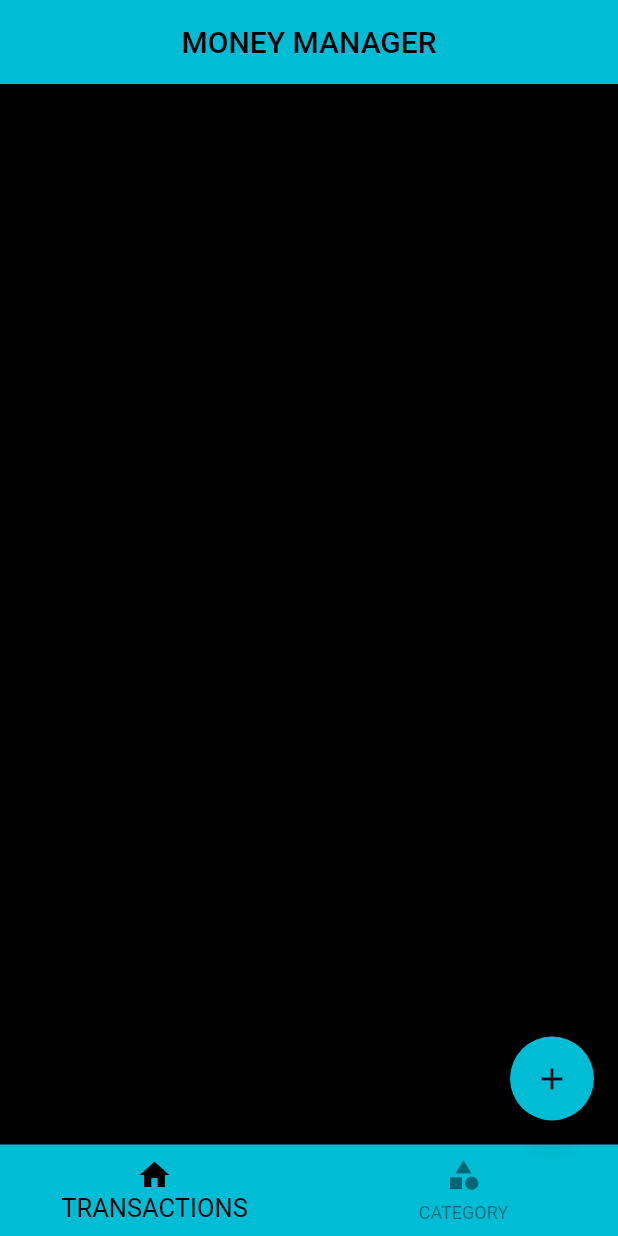
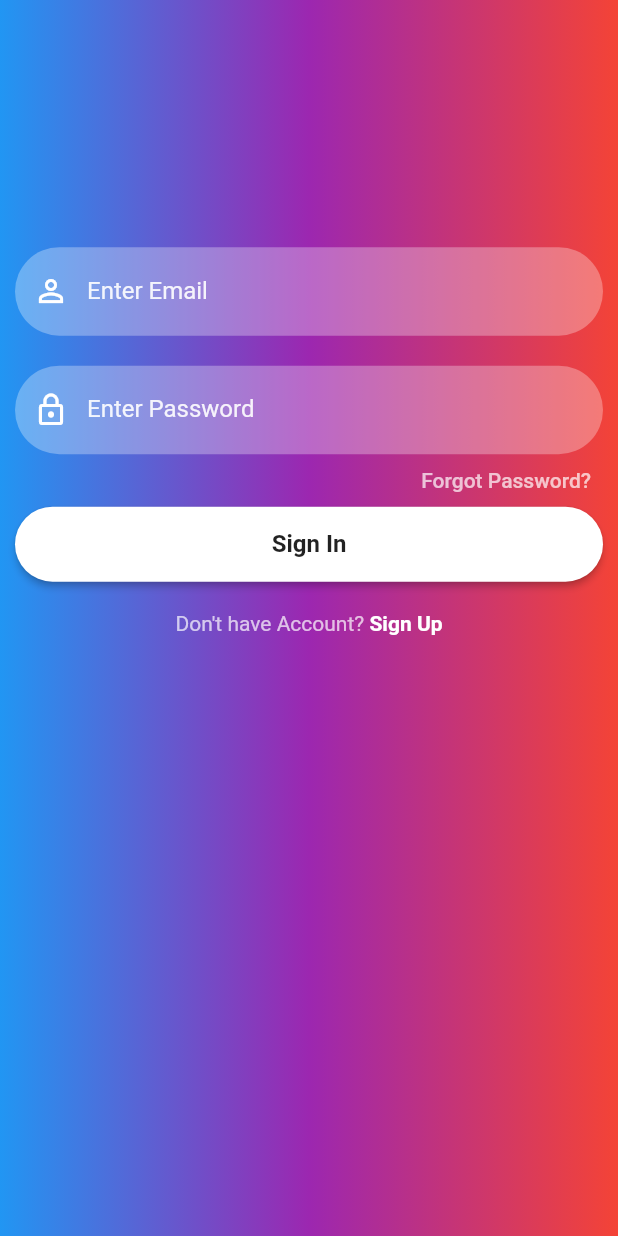
Before and after one commit to anas877860/moneyManagerApp, a Flutter app: the screen it shows after launch, on a phone screen of 412 x 824 dp. Run offline on Flutter 3.47's test engine with Material 2 defaults, Android fonts, the phone set to English and light mode, and no system bars; our stand-ins replace firebase_auth, firebase_core, flutter_slidable, hive_flutter, new_gradient_app_bar; accounts and stored records are empty.

Commit message:
git commit firebase signin error

```diff
--- a/lib/main.dart
+++ b/lib/main.dart
@@ -1,13 +1,16 @@
+import 'package:firebase_core/firebase_core.dart';
 import 'package:flutter/material.dart';
 import 'package:hive_flutter/adapters.dart';
 import 'package:money_manager_flutter/models/category/category_model.dart';
 import 'package:money_manager_flutter/models/transaction/transaction_model.dart';
 import 'package:money_manager_flutter/screens/add_transaction/screen_add_transaction.dart';
 
-import 'package:money_manager_flutter/screens/home/screen_home.dart';
+
+import 'package:money_manager_flutter/screens/splash_screen/splash_screen.dart';
 
 Future<void> main() async {
   WidgetsFlutterBinding.ensureInitialized();
+  await Firebase.initializeApp();
   await Hive.initFlutter();
   if (!Hive.isAdapterRegistered(CategoryTypeAdapter().typeId)) {
     Hive.registerAdapter(CategoryTypeAdapter());
@@ -35,9 +38,9 @@ class MyApp extends StatelessWidget {
       theme: ThemeData(
        scaffoldBackgroundColor: Colors.black,
 
-        primarySwatch: Colors.cyan,
+        primarySwatch:Colors.cyan,
       ),
-      home: const ScreenHome(),
+      home: const SplashScreen(),
       routes: {
         ScreenAddTransaction.routName: (context) =>
             const ScreenAddTransaction(),
--- /dev/null
+++ b/lib/reusable_widget/reusable_widgets.dart
@@ -0,0 +1,102 @@
+import 'package:flutter/material.dart';
+import 'package:money_manager_flutter/screens/reset_password_screen/reset_password_screen.dart';
+import 'package:money_manager_flutter/screens/sign_up_screen/sign_up_screen.dart';
+
+TextFormField reusableTextField(String text, IconData icon, bool isPasswordType,
+    TextEditingController controller) {
+  return TextFormField(
+      obscureText: isPasswordType,
+      enableSuggestions: !isPasswordType,
+      autocorrect: !isPasswordType,
+      cursorColor: Colors.white,
+      style: TextStyle(color: Colors.white.withOpacity(0.9)),
+      controller: controller,
+      decoration: InputDecoration(
+        prefixIcon: Icon(
+          icon,
+          color: Colors.white,
+        ),
+        labelText: text,
+        labelStyle: TextStyle(color: Colors.white.withOpacity(0.9)),
+        filled: true,
+        floatingLabelBehavior: FloatingLabelBehavior.never,
+        fillColor: Colors.white.withOpacity(0.3),
+        border: OutlineInputBorder(
+          borderRadius: BorderRadius.circular(30),
+          borderSide: const BorderSide(width: 0, style: BorderStyle.none),
+        ),
+      ),
+      keyboardType: isPasswordType
+          ? TextInputType.visiblePassword
+          : TextInputType.emailAddress);
+}
+
+Container forgetPassword(BuildContext context) {
+  return Container(
+    width: MediaQuery.of(context).size.width,
+    height: 35,
+    alignment: Alignment.bottomRight,
+    child: TextButton(
+        onPressed: () {
+          Navigator.of(context).push(
+              MaterialPageRoute(builder: (context) =>  ResetPassword()));
+        },
+        child: const Text(
+          "Forgot Password?",
+          style: TextStyle(color: Colors.white70),
+        )),
+  );
+}
+
+Container firebaseButton(BuildContext context, String title, Function onTap) {
+  return Container(
+    width: MediaQuery.of(context).size.width,
+    height: 50,
+    decoration: BoxDecoration(borderRadius: BorderRadius.circular(90)),
+    child: ElevatedButton(
+
+      onPressed: () {
+        onTap();
+      },
+      style: ButtonStyle(
+          backgroundColor: MaterialStateProperty.resolveWith((states) {
+            if (states.contains(MaterialState.pressed)) {
+              return Colors.black26;
+            }
+            return Colors.white;
+          }),
+          shape: MaterialStateProperty.all<RoundedRectangleBorder>(
+              RoundedRectangleBorder(borderRadius: BorderRadius.circular(30)))),
+      child: Text(
+        title,
+        style: const TextStyle(
+            color: Colors.black87, fontWeight: FontWeight.bold, fontSize: 16),
+      ),
+    ),
+  );
+}
+
+Row signUpOption(BuildContext context) {
+  return Row(
+    mainAxisAlignment: MainAxisAlignment.center,
+    children: [
+      const Text(
+        "Don't have Account?",
+        style: TextStyle(color: Colors.white70),
+      ),
+      GestureDetector(
+          onTap: () {
+            Navigator.push(
+              context,
+              MaterialPageRoute(
+                builder: ((context) => SignUpScreen()),
+              ),
+            );
+          },
+          child: const Text(
+            ' Sign Up',
+            style: TextStyle(color: Colors.white, fontWeight: FontWeight.bold),
+          ))
+    ],
+  );
+}
--- a/lib/screens/home/widgets/bottom_navigation.dart
+++ b/lib/screens/home/widgets/bottom_navigation.dart
@@ -1,4 +1,5 @@
 import 'package:flutter/material.dart';
+
 import 'package:money_manager_flutter/screens/home/screen_home.dart';
 
 class MoneyManagerBottomNavigation extends StatelessWidget {
@@ -8,22 +9,35 @@ class MoneyManagerBottomNavigation extends StatelessWidget {
   Widget build(BuildContext context) {
     return ValueListenableBuilder(
         valueListenable: ScreenHome.selectedIndexNotifier,
-      builder: (BuildContext ctx,int updatedIndex,Widget? _) {
-        return BottomNavigationBar(
+        builder: (BuildContext ctx, int updatedIndex, Widget? _) {
+          return Container(
+            decoration: const BoxDecoration(
+              gradient: LinearGradient(
+                colors: [Colors.blue,Colors.purple],
+                begin: Alignment.centerLeft,
+                end: Alignment.centerRight,
+
+
+              ),
+            ),
+            child: BottomNavigationBar(
               selectedFontSize: 17,
               unselectedFontSize: 12,
-          backgroundColor: Colors.cyan,
+              backgroundColor: Colors.transparent,
               selectedItemColor: Colors.black,
               unselectedItemColor: Colors.black45,
               currentIndex: updatedIndex,
-          onTap: (newIndex){
-          ScreenHome.selectedIndexNotifier.value=newIndex;
+              onTap: (newIndex) {
+                ScreenHome.selectedIndexNotifier.value = newIndex;
               },
               items: const [
-          BottomNavigationBarItem(icon: Icon(Icons.home),label: "TRANSACTIONS"),
-          BottomNavigationBarItem(icon: Icon(Icons.category),label: "CATEGORY"),
-        ]);
-      }
+                BottomNavigationBarItem(
+                    icon: Icon(Icons.home), label: "TRANSACTIONS"),
+                BottomNavigationBarItem(
+                    icon: Icon(Icons.category), label: "CATEGORY"),
+              ],
+            ),
           );
+        });
   }
 }
--- /dev/null
+++ b/lib/screens/sign_in_screen/sign_in_screen.dart
@@ -0,0 +1,60 @@
+import 'dart:developer';
+
+import 'package:firebase_auth/firebase_auth.dart';
+import 'package:flutter/material.dart';
+import 'package:money_manager_flutter/reusable_widget/reusable_widgets.dart';
+import 'package:money_manager_flutter/screens/home/screen_home.dart';
+
+class SignInScreen extends StatelessWidget {
+  SignInScreen({Key? key}) : super(key: key);
+  final _emailTextController = TextEditingController();
+  final _passwordTextController = TextEditingController();
+  @override
+  Widget build(BuildContext context) {
+    final size = MediaQuery.of(context).size;
+    return Scaffold(
+      body: Container(
+        decoration: const BoxDecoration(
+            gradient: LinearGradient(
+                colors: [Colors.blue, Colors.purple, Colors.red])),
+        child: Padding(
+          padding: EdgeInsets.only(top: size.height * 0.2, left: 10, right: 10),
+          child: Column(children: [
+            reusableTextField("Enter Email", Icons.person_outline, false,
+                _emailTextController),
+            const SizedBox(
+              height: 20,
+            ),
+            reusableTextField("Enter Password", Icons.lock_outline, true,
+                _passwordTextController),
+            forgetPassword(context),
+            firebaseButton(context, 'Sign In', () async {
+              await FirebaseAuth.instance
+                  .signInWithEmailAndPassword(
+                      email: _emailTextController.text,
+                      password: _passwordTextController.text)
+                  .then((value) {
+                log("Sign In");
+                Navigator.push(
+                    context,
+                    MaterialPageRoute(
+                        builder: (context) => const ScreenHome()));
+              }).onError((error, stackTrace) {
+                log("Error ${error.toString()}");
+                ScaffoldMessenger.of(context).showSnackBar(
+                  const SnackBar(
+                    content: Text("Email and password doesn't match"),
+                  ),
+                );
+              });
+            }),
+            const SizedBox(
+              height: 20,
+            ),
+            signUpOption(context),
+          ]),
+        ),
+      ),
+    );
+  }
+}
```
Also changed, not shown: lib/screens/add_transaction/screen_add_transaction.dart (+33 -7 lines), lib/screens/catergory/category_add_popup.dart (+18 -9 lines), lib/screens/catergory/expense_category_list.dart (+10 -1 lines), lib/screens/catergory/income_category_list.dart (+10 -1 lines), lib/screens/catergory/screen_category.dart (+4 -3 lines), lib/screens/home/screen_home.dart (+20 -9 lines), lib/screens/reset_password_screen/reset_password_screen.dart (added, +53 -0 lines), lib/screens/sign_up_screen/sign_up_screen.dart (added, +85 -0 lines), lib/screens/splash_screen/splash_screen.dart (added, +27 -0 lines), lib/screens/transactions/screen_transactions.dart (+50 -8 lines), pubspec.yaml (+6 -2 lines), assets/images/image.png (added), assets/images/images.jpg (added), pubspec.lock, 5 other files. Lines whose indentation alone changed are shown as unchanged.
